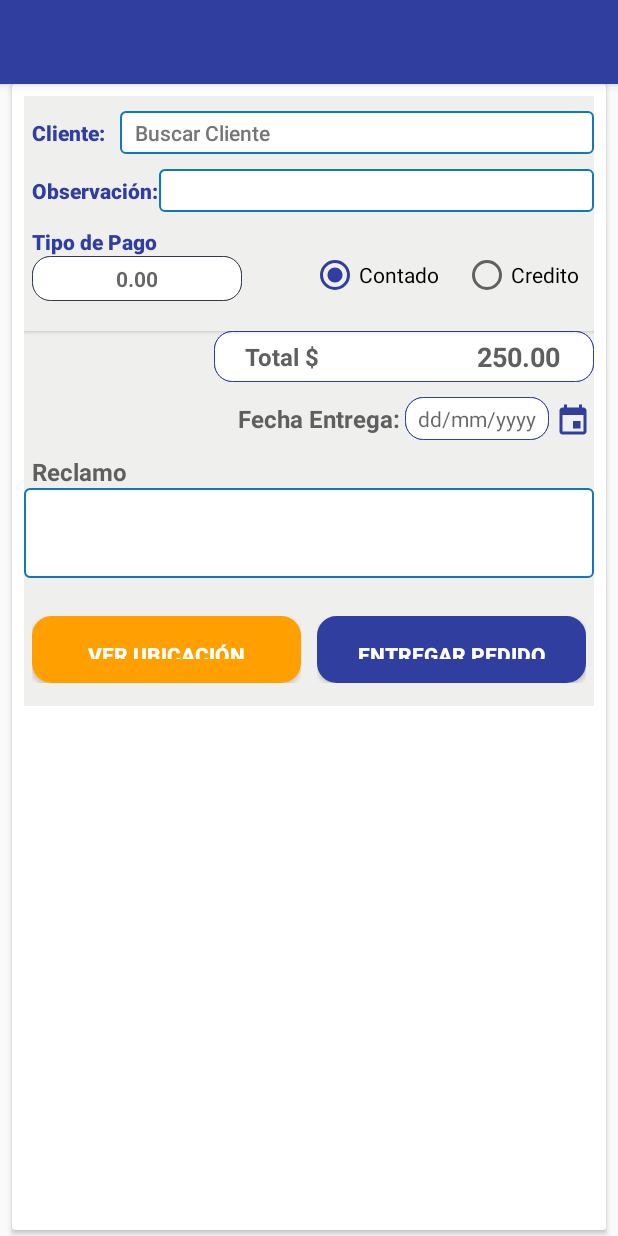
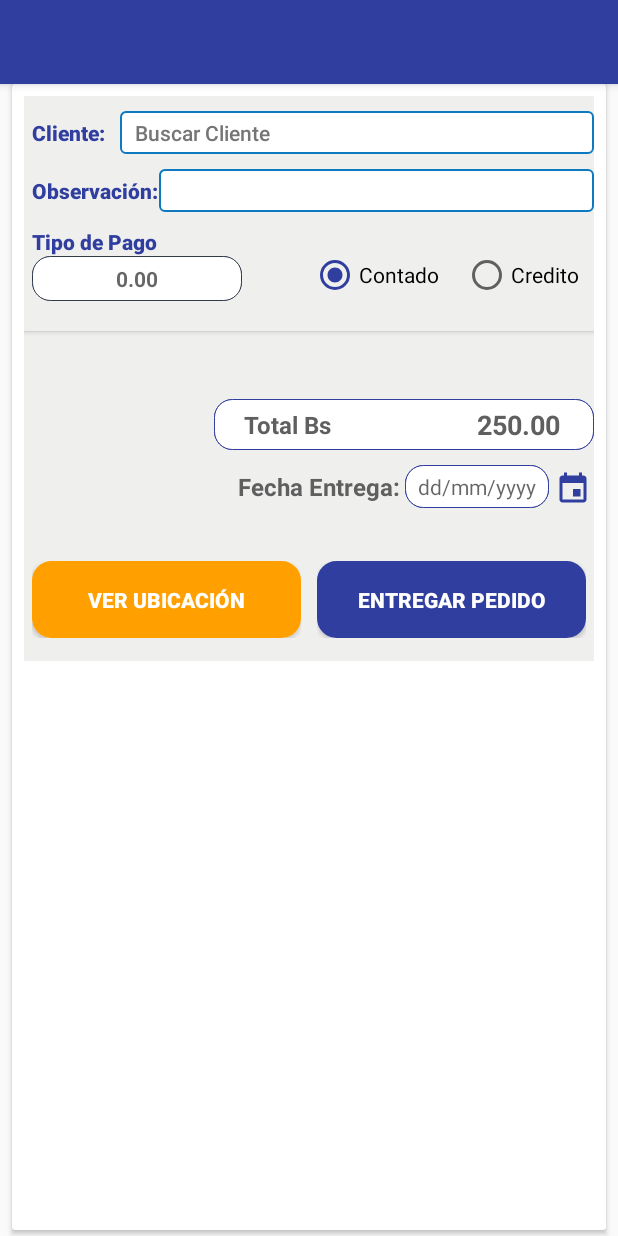
Before and after one commit to MarcoAntonioMamani/AppDynasys, an Android app: the fragment ViewPedidoFragment placed in its activity, on a phone screen of 412 x 824 dp. Run offline under Robolectric (Android 15) with nearby library versions, the phone set to English and light mode, and no system bars; our stand-ins replace Room's generated code; 4 statements that could not run were skipped.

Commit message:
App Dinasys

```diff
--- a/app/src/main/java/com/dynasys/appdisoft/Login/Cloud/ApiManager.java
+++ b/app/src/main/java/com/dynasys/appdisoft/Login/Cloud/ApiManager.java
@@ -85,8 +85,8 @@ private static Context mcontext;
         Call<ResponseLogin> userCall = service.UpdateDetalle(user,oanumi);
         userCall.enqueue(callback);
     }
-    public void ObtenerClientes( String idRepartidor,Callback<List<ClienteEntity>> callback) {
-        Call<List<ClienteEntity>> userCall = service.ObtenerClientes(idRepartidor);
+    public void ObtenerClientes( String idRepartidor,int idZona,Callback<List<ClienteEntity>> callback) {
+        Call<List<ClienteEntity>> userCall = service.ObtenerClientes(idRepartidor,idZona);
         userCall.enqueue(callback);
     }
 
--- a/app/src/main/java/com/dynasys/appdisoft/Login/Cloud/IUsersApi.java
+++ b/app/src/main/java/com/dynasys/appdisoft/Login/Cloud/IUsersApi.java
@@ -30,8 +30,8 @@ public interface IUsersApi {
     @PUT("/api/repartidor/clients")
     Call<ResponseLogin> UpdateUser(@Body ClienteEntity user);
 
-    @GET("/api/repartidor/clientes/{idrepartidor}")
-    Call<List<ClienteEntity>> ObtenerClientes(@Path("idrepartidor") String idRepartidor);
+    @GET("/api/repartidor/clientes/{idrepartidor}/{idZona}")
+    Call<List<ClienteEntity>> ObtenerClientes(@Path("idrepartidor") String idRepartidor,@Path("idZona") int idZona);
 
     @GET("/api/repartidor/zonas/{idrepartidor}")
     Call<List<ZonasEntity>> ObtenerZonas(@Path("idrepartidor") String idRepartidor);
--- a/app/src/main/java/com/dynasys/appdisoft/SincronizarData/Presentacion/SincronizarPresenter.java
+++ b/app/src/main/java/com/dynasys/appdisoft/SincronizarData/Presentacion/SincronizarPresenter.java
@@ -185,7 +185,7 @@ int ZonaSelected=0;
     }
     public void _DescargarClientes(String idRepartidor){
         ApiManager apiManager=ApiManager.getInstance(mContext);
-        apiManager.ObtenerClientes( idRepartidor,new Callback<List<ClienteEntity>>() {
+        apiManager.ObtenerClientes( idRepartidor,ZonaSelected,new Callback<List<ClienteEntity>>() {
             @Override
             public void onResponse(Call<List<ClienteEntity>> call, Response<List<ClienteEntity>> response) {
                 final List<ClienteEntity> responseUser = (List<ClienteEntity>) response.body();
--- a/app/src/main/res/layout/fragment_view_pedido.xml
+++ b/app/src/main/res/layout/fragment_view_pedido.xml
@@ -223,73 +223,77 @@
 
                 <LinearLayout
                     android:layout_width="wrap_content"
-                    android:layout_height="250dp"
+                    android:layout_height="220dp"
                     android:layout_gravity="bottom"
+                    android:background="@color/marfil"
                     android:gravity="bottom"
-                    android:background="@color/marfil"
                     android:orientation="vertical"
                     android:paddingBottom="10dp"
 
                     >
+
                     <LinearLayout
                         android:layout_width="fill_parent"
                         android:layout_height="wrap_content"
-                        android:orientation="vertical"
-                        >
+                        android:orientation="vertical">
+
                         <LinearLayout
                             android:layout_width="match_parent"
                             android:layout_height="wrap_content"
 
                             >
+
                             <RelativeLayout
                                 android:layout_width="match_parent"
                                 android:layout_height="wrap_content"
 
-                                android:gravity="right"
-                                >
+                                android:gravity="right">
+
                                 <LinearLayout
                                     android:layout_width="match_parent"
                                     android:layout_height="wrap_content"
                                     android:orientation="horizontal">
+
                                     <LinearLayout
                                         android:layout_width="0dp"
                                         android:layout_height="fill_parent"
                                         android:layout_weight="1">
 
                                     </LinearLayout>
+
                                     <LinearLayout
                                         android:layout_width="0dp"
                                         android:layout_height="fill_parent"
                                         android:layout_weight="2"
-                                        android:background="@drawable/animation_bottoncancel"
-                                        >
+                                        android:background="@drawable/animation_bottoncancel">
+
                                         <LinearLayout
                                             android:layout_width="fill_parent"
                                             android:layout_height="fill_parent"
                                             android:orientation="horizontal">
+
                                             <TextView
                                                 android:layout_width="wrap_content"
                                                 android:layout_height="wrap_content"
-                                                android:text="Total $ "
+                                                android:layout_gravity="center"
+                                                android:gravity="center"
+                                                android:paddingLeft="15dp"
+                                                android:text="Total Bs "
                                                 android:textColor="@color/gray_dark"
                                                 android:textSize="16dp"
-                                                android:paddingLeft="15dp"
-                                                android:textStyle="bold"
-                                                android:layout_gravity="center"
-                                                android:gravity="center"
-                                                />
+                                                android:textStyle="bold" />
+
                                             <TextView
                                                 android:id="@+id/pedido_viewdata_MontoTotal"
                                                 android:layout_width="fill_parent"
                                                 android:layout_height="wrap_content"
+                                                android:layout_gravity="center"
+                                                android:gravity="right"
+                                                android:paddingRight="18dp"
                                                 android:text="250.00"
                                                 android:textColor="@color/gray_dark"
                                                 android:textSize="18dp"
-                                                android:paddingRight="18dp"
-                                                android:textStyle="bold"
-                                                android:layout_gravity="center"
-                                                android:gravity="right"
-                                                />
+                                                android:textStyle="bold" />
                                         </LinearLayout>
                                     </LinearLayout>
                                 </LinearLayout>
@@ -301,81 +305,81 @@
                             android:layout_width="fill_parent"
                             android:layout_height="wrap_content"
 
-                            android:paddingTop="8dp"
-                            >
+                            android:paddingTop="8dp">
+
                             <LinearLayout
                                 android:layout_width="fill_parent"
                                 android:layout_height="fill_parent"
                                 android:orientation="horizontal"
 
                                 >
+
                                 <LinearLayout
                                     android:layout_width="0dp"
                                     android:layout_height="fill_parent"
-                                    android:layout_weight="1"
-                                    >
+                                    android:layout_weight="1">
 
                                 </LinearLayout>
+
                                 <LinearLayout
                                     android:layout_width="0dp"
                                     android:layout_height="fill_parent"
+                                    android:layout_gravity="right"
                                     android:layout_weight="4"
-                                    android:padding="2dp"
-                                    android:layout_gravity="right"
                                     android:gravity="right"
-                                    >
+                                    android:padding="2dp">
+
                                     <LinearLayout
                                         android:layout_width="fill_parent"
                                         android:layout_height="fill_parent"
 
                                         android:orientation="vertical">
+
                                         <LinearLayout
                                             android:layout_width="fill_parent"
                                             android:layout_height="fill_parent"
                                             android:layout_gravity="right"
-                                            android:gravity="right"
-                                            >
+                                            android:gravity="right">
+
                                             <LinearLayout
                                                 android:layout_width="fill_parent"
                                                 android:layout_height="fill_parent"
-                                                android:orientation="horizontal"
                                                 android:layout_gravity="right"
                                                 android:gravity="right"
-                                                >
+                                                android:orientation="horizontal">
+
                                                 <TextView
                                                     android:layout_width="wrap_content"
                                                     android:layout_height="wrap_content"
+                                                    android:layout_gravity="center"
+                                                    android:gravity="center"
+                                                    android:paddingLeft="15dp"
                                                     android:text="Fecha Entrega: "
                                                     android:textColor="@color/gray_dark"
                                                     android:textSize="16dp"
-                                                    android:paddingLeft="15dp"
-                                                    android:textStyle="bold"
-                                                    android:layout_gravity="center"
-                                                    android:gravity="center"
-                                                    />
+                                                    android:textStyle="bold" />
+
                                                 <TextView
                                                     android:id="@+id/pedido_viewdata_fecha"
                                                     android:layout_width="wrap_content"
                                                     android:layout_height="wrap_content"
+                                                    android:layout_gravity="center"
+                                                    android:background="@drawable/animation_bottoncancel"
                                                     android:ems="6"
-                                                    android:layout_gravity="center"
                                                     android:gravity="center"
-                                                    android:inputType="date"
                                                     android:hint="dd/mm/yyyy"
-                                                    android:background="@drawable/animation_bottoncancel"
-                                                    />
+                                                    android:inputType="date" />
 
 
                                                 <ImageButton
 
                                                     android:layout_width="wrap_content"
                                                     android:layout_height="wrap_content"
+                                                    android:layout_marginTop="4dp"
                                                     android:background="@color/marfil"
+                                                    android:paddingLeft="4dp"
                                                     android:src="@drawable/ic_calendario"
-                                                    tools:ignore="ContentDescription"
-                                                    android:layout_marginTop="4dp"
-                                                    android:paddingLeft="4dp"
-                                                    />
+                                                    tools:ignore="ContentDescription" />
 
 
                                             </LinearLayout>
@@ -385,45 +389,46 @@
 
                             </LinearLayout>
                         </LinearLayout>
+
                         <LinearLayout
                             android:layout_width="fill_parent"
                             android:layout_height="wrap_content"
-                            android:paddingBottom="20dp"
                             android:paddingTop="8dp"
-                            >
+                            android:paddingBottom="20dp">
+
                             <LinearLayout
                                 android:layout_width="fill_parent"
                                 android:layout_height="fill_parent"
                                 android:orientation="vertical"
+                                android:visibility="gone">
 
-                                >
                                 <TextView
                                     android:layout_width="wrap_content"
                                     android:layout_height="wrap_content"
+                                    android:layout_gravity="left"
+                                    android:gravity="center"
+                                    android:paddingLeft="5dp"
                                     android:text="Reclamo"
                                     android:textColor="@color/gray_dark"
                                     android:textSize="16dp"
-                                    android:paddingLeft="5dp"
-                                    android:textStyle="bold"
-                                    android:layout_gravity="left"
-                                    android:gravity="center"
-                                    />
+                                    android:textStyle="bold" />
+
                                 <EditText
+                                    android:id="@+id/edit_view_Reclamo"
                                     android:layout_width="match_parent"
                                     android:layout_height="match_parent"
                                     android:background="@drawable/animation_editext"
-                                    android:maxLines="5"
-                                    android:textSize="13dp"
                                     android:lines="3"
                                     android:maxLength="50"
-                                    android:id="@+id/edit_view_Reclamo"
-                                    />
+                                    android:maxLines="5"
+                                    android:textSize="13dp" />
                             </LinearLayout>
                         </LinearLayout>
+
                         <LinearLayout
                             android:layout_width="fill_parent"
-                            android:layout_height="wrap_content"
-                            >
+                            android:layout_height="wrap_content">
+
                             <LinearLayout
                                 android:layout_width="fill_parent"
                                 android:layout_height="fill_parent"
@@ -435,42 +440,42 @@
                                     android:layout_width="0dp"
                                     android:layout_height="fill_parent"
                                     android:layout_weight="1"
-                                    android:padding="5dp"
-                                    >
+                                    android:padding="5dp">
 
                                     <Button
                                         android:id="@+id/pedido_viewdata_btnVerCliente"
-                                        android:background="@drawable/animation_riple_maps"
                                         android:layout_width="fill_parent"
                                         android:layout_height="wrap_content"
                                         android:layout_gravity="center"
+                                        android:background="@drawable/animation_riple_maps"
+                                        android:gravity="center"
+                                        android:paddingTop="@dimen/keyline_1"
+                                        android:paddingBottom="@dimen/keyline_1"
+                                        android:text="Ver Ubicación"
                                         android:textColor="@color/white"
-                                        android:gravity="center"
-                                        android:textStyle="bold"
-                                        android:paddingBottom="@dimen/keyline_1"
-                                        android:paddingTop="@dimen/keyline_1"
-                                        android:text="Ver Ubicación" />
+                                        android:textStyle="bold" />
 
                                 </LinearLayout>
+
                                 <LinearLayout
+                                    android:id="@+id/btnState"
                                     android:layout_width="0dp"
                                     android:layout_height="fill_parent"
-                                  android:layout_weight="1"
-                                    android:padding="5dp"
-                                    android:id="@+id/btnState"
-                                    >
+                                    android:layout_weight="1"
+                                    android:padding="5dp">
+
                                     <Button
                                         android:id="@+id/pedido_viewdata_btnEntregar"
-                                        android:background="@drawable/animation_riple_button"
                                         android:layout_width="fill_parent"
                                         android:layout_height="wrap_content"
                                         android:layout_gravity="center"
+                                        android:background="@drawable/animation_riple_button"
+                                        android:gravity="center"
+                                        android:paddingTop="@dimen/keyline_1"
+                                        android:paddingBottom="@dimen/keyline_1"
+                                        android:text="Entregar Pedido"
                                         android:textColor="@color/white"
-                                        android:gravity="center"
-                                        android:textStyle="bold"
-                                        android:paddingBottom="@dimen/keyline_1"
-                                        android:paddingTop="@dimen/keyline_1"
-                                        android:text="Entregar Pedido" />
+                                        android:textStyle="bold" />
                                 </LinearLayout>
                             </LinearLayout>
                         </LinearLayout>
```
Also changed, not shown: app/src/main/java/com/dynasys/appdisoft/Clientes/CreateCliente/CreateClienteFragment.java (+24 -2 lines), app/src/main/res/layout/fragment_create_pedido.xml (+5 -5 lines), app/src/main/res/layout/fragment_modify_pedido.xml (+5 -5 lines), app/src/main/res/layout/fragment_sincronizar.xml (+35 -32 lines).
